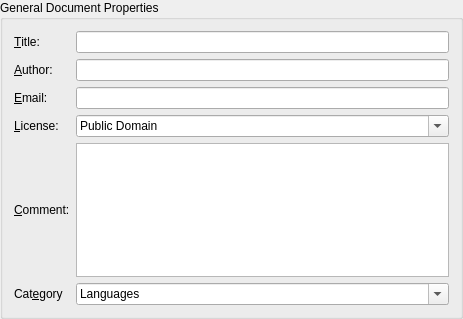
Above: src/docprop-dialogs/TitlePageForm.ui from KDE/parley before the change. Below: the same form after it.
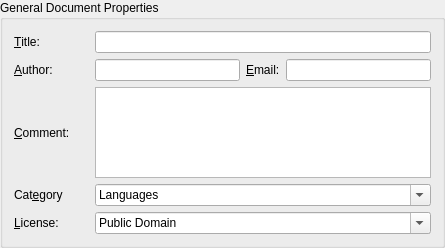
That is the form after the change.

Commit message: nicer layout - thanks daniel

Diff of the .ui file:
```diff
--- a/src/docprop-dialogs/TitlePageForm.ui
+++ b/src/docprop-dialogs/TitlePageForm.ui
@@ -5,8 +5,8 @@
    <rect>
     <x>0</x>
     <y>0</y>
-    <width>463</width>
-    <height>319</height>
+    <width>445</width>
+    <height>248</height>
    </rect>
   </property>
   <property name="minimumSize" >
@@ -30,15 +30,15 @@
      <property name="title" >
       <string>General Document Properties</string>
      </property>
-     <layout class="QGridLayout" >
-      <property name="margin" >
-       <number>11</number>
-      </property>
-      <property name="spacing" >
-       <number>6</number>
-      </property>
+     <layout class="QGridLayout" name="gridLayout" >
       <item row="0" column="0" >
        <widget class="QLabel" name="label_title" >
+        <property name="sizePolicy" >
+         <sizepolicy vsizetype="MinimumExpanding" hsizetype="MinimumExpanding" >
+          <horstretch>0</horstretch>
+          <verstretch>0</verstretch>
+         </sizepolicy>
+        </property>
         <property name="text" >
          <string>&amp;Title:</string>
         </property>
@@ -47,6 +47,19 @@
         </property>
        </widget>
       </item>
+      <item row="0" column="1" >
+       <widget class="QLineEdit" name="titleLineEdit" >
+        <property name="sizePolicy" >
+         <sizepolicy vsizetype="Fixed" hsizetype="Expanding" >
+          <horstretch>0</horstretch>
+          <verstretch>0</verstretch>
+         </sizepolicy>
+        </property>
+        <property name="toolTip" >
+         <string>A title for your document.</string>
+        </property>
+       </widget>
+      </item>
       <item row="1" column="0" >
        <widget class="QLabel" name="label_author" >
         <property name="text" >
@@ -57,7 +70,47 @@
         </property>
        </widget>
       </item>
-      <item row="4" column="0" >
+      <item row="1" column="1" >
+       <layout class="QHBoxLayout" name="horizontalLayout" >
+        <item>
+         <widget class="QLineEdit" name="authorLineEdit" >
+          <property name="sizePolicy" >
+           <sizepolicy vsizetype="Fixed" hsizetype="Expanding" >
+            <horstretch>0</horstretch>
+            <verstretch>0</verstretch>
+           </sizepolicy>
+          </property>
+          <property name="toolTip" >
+           <string>A title for your document.</string>
+          </property>
+         </widget>
+        </item>
+        <item>
+         <widget class="QLabel" name="label_author_2" >
+          <property name="text" >
+           <string>&amp;Email:</string>
+          </property>
+          <property name="buddy" >
+           <cstring>contactLineEdit</cstring>
+          </property>
+         </widget>
+        </item>
+        <item>
+         <widget class="QLineEdit" name="contactLineEdit" >
+          <property name="sizePolicy" >
+           <sizepolicy vsizetype="Fixed" hsizetype="Expanding" >
+            <horstretch>0</horstretch>
+            <verstretch>0</verstretch>
+           </sizepolicy>
+          </property>
+          <property name="toolTip" >
+           <string>A way to contact you (email or a webpage).</string>
+          </property>
+         </widget>
+        </item>
+       </layout>
+      </item>
+      <item row="2" column="0" >
        <widget class="QLabel" name="label_remark" >
         <property name="text" >
          <string>&amp;Comment:</string>
@@ -67,20 +120,10 @@
         </property>
        </widget>
       </item>
-      <item row="3" column="0" >
-       <widget class="QLabel" name="label_license" >
-        <property name="text" >
-         <string>&amp;License:</string>
-        </property>
-        <property name="buddy" >
-         <cstring>licenseComboBox</cstring>
-        </property>
-       </widget>
-      </item>
-      <item row="4" column="2" >
+      <item row="2" column="1" >
        <widget class="QTextEdit" name="commentTextEdit" >
         <property name="sizePolicy" >
-         <sizepolicy vsizetype="MinimumExpanding" hsizetype="MinimumExpanding" >
+         <sizepolicy vsizetype="Preferred" hsizetype="Preferred" >
           <horstretch>0</horstretch>
           <verstretch>0</verstretch>
          </sizepolicy>
@@ -96,7 +139,7 @@
         </property>
        </widget>
       </item>
-      <item row="5" column="0" >
+      <item row="3" column="0" >
        <widget class="QLabel" name="label" >
         <property name="text" >
          <string>Cat&amp;egory</string>
@@ -106,7 +149,7 @@
         </property>
        </widget>
       </item>
-      <item row="5" column="2" >
+      <item row="3" column="1" >
        <widget class="QComboBox" name="categoryComboBox" >
         <property name="toolTip" >
          <string>A general category into which your document belongs.</string>
@@ -146,7 +189,17 @@
         </item>
        </widget>
       </item>
-      <item row="3" column="2" >
+      <item row="4" column="0" >
+       <widget class="QLabel" name="label_license" >
+        <property name="text" >
+         <string>&amp;License:</string>
+        </property>
+        <property name="buddy" >
+         <cstring>licenseComboBox</cstring>
+        </property>
+       </widget>
+      </item>
+      <item row="4" column="1" >
        <widget class="QComboBox" name="licenseComboBox" >
         <property name="toolTip" >
          <string>The license under which your document will be.
@@ -167,55 +220,6 @@
         </item>
        </widget>
       </item>
-      <item row="0" column="2" >
-       <widget class="QLineEdit" name="titleLineEdit" >
-        <property name="sizePolicy" >
-         <sizepolicy vsizetype="Fixed" hsizetype="Expanding" >
-          <horstretch>0</horstretch>
-          <verstretch>0</verstretch>
-         </sizepolicy>
-        </property>
-        <property name="toolTip" >
-         <string>A title for your document.</string>
-        </property>
-       </widget>
-      </item>
-      <item row="1" column="2" >
-       <widget class="QLineEdit" name="authorLineEdit" >
-        <property name="sizePolicy" >
-         <sizepolicy vsizetype="Fixed" hsizetype="Expanding" >
-          <horstretch>0</horstretch>
-          <verstretch>0</verstretch>
-         </sizepolicy>
-        </property>
-        <property name="toolTip" >
-         <string>A title for your document.</string>
-        </property>
-       </widget>
-      </item>
-      <item row="2" column="0" >
-       <widget class="QLabel" name="label_author_2" >
-        <property name="text" >
-         <string>&amp;Email:</string>
-        </property>
-        <property name="buddy" >
-         <cstring>contactLineEdit</cstring>
-        </property>
-       </widget>
-      </item>
-      <item row="2" column="2" >
-       <widget class="QLineEdit" name="contactLineEdit" >
-        <property name="sizePolicy" >
-         <sizepolicy vsizetype="Fixed" hsizetype="Expanding" >
-          <horstretch>0</horstretch>
-          <verstretch>0</verstretch>
-         </sizepolicy>
-        </property>
-        <property name="toolTip" >
-         <string>A way to contact you (email or a webpage).</string>
-        </property>
-       </widget>
-      </item>
      </layout>
     </widget>
    </item>
```
Left out of the diff: 16 changed lines with no effect on the pictures.
